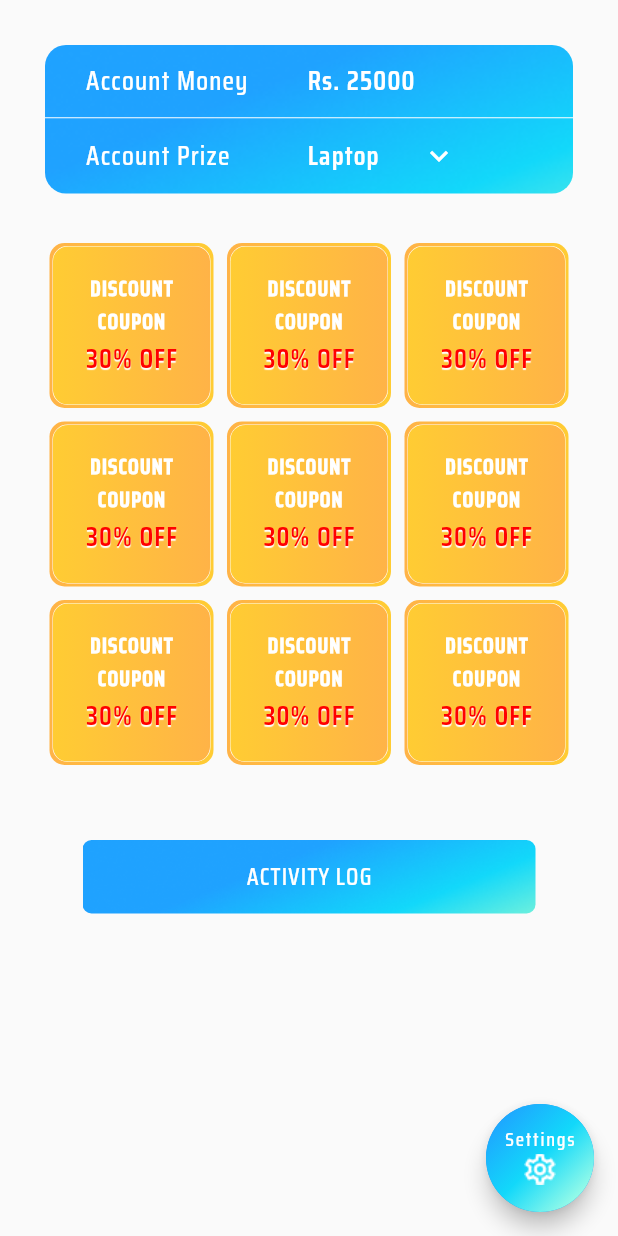
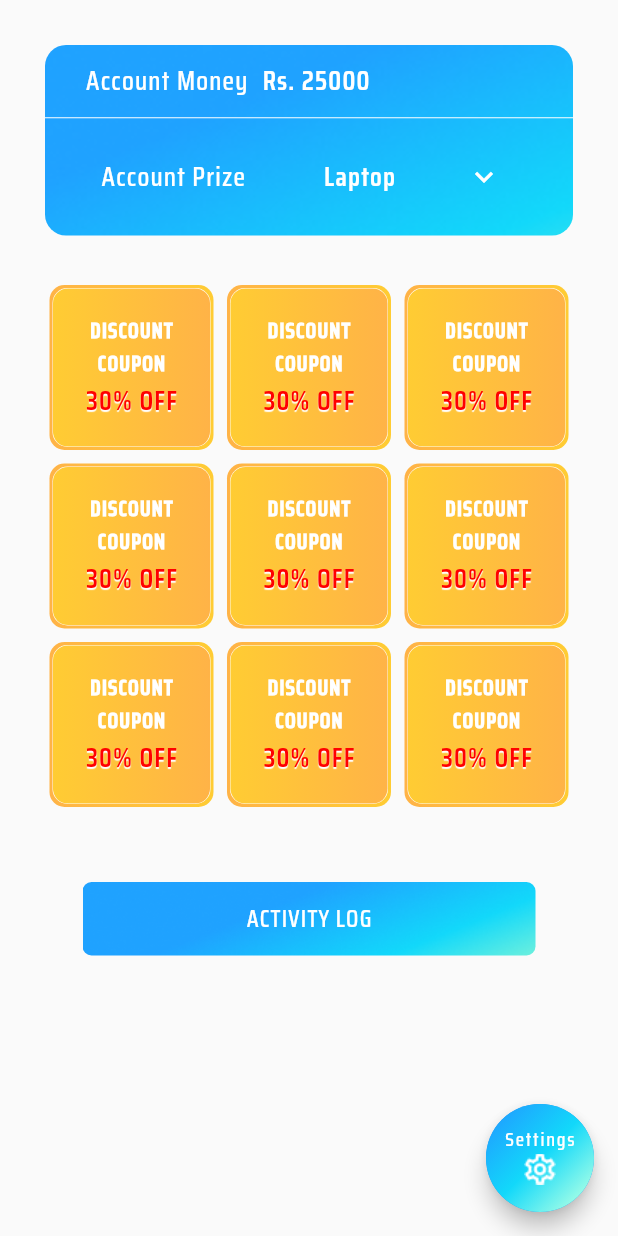
Before and after one commit to shijinkv98/freezlotto, a Flutter app: the GalleryScreen screen opened directly, on a phone screen of 412 x 824 dp. Run offline on Flutter 3.47's test engine with Material 2 defaults, Android fonts, the light colour scheme and no system bars; our stand-ins replace fluttertoast, shared_preferences; missing offline and left inert: flutter_share; accounts and stored records are empty.

Commit message:
design completed

```diff
--- a/lib/screens/gallery_screen.dart
+++ b/lib/screens/gallery_screen.dart
@@ -132,7 +132,7 @@ class _GalleryScreenState extends State<GalleryScreen> {
             ),
             child: Column(
               crossAxisAlignment: CrossAxisAlignment.center,
-              mainAxisAlignment: MainAxisAlignment.spaceEvenly,
+              mainAxisAlignment: MainAxisAlignment.spaceBetween,
               children: [
                 Padding(
                   padding: const EdgeInsets.only(
@@ -144,7 +144,7 @@ class _GalleryScreenState extends State<GalleryScreen> {
                       SizedBox(
                           width: MediaQuery.of(context).size.width / 3.5,
                           child: Text('Account Money', style: style2)),
-                      SizedBox(width: 30),
+                      // SizedBox(width: 30),
                       Text('Rs. 25000', style: style)
                     ],
                   ),
@@ -154,7 +154,7 @@ class _GalleryScreenState extends State<GalleryScreen> {
                   padding: const EdgeInsets.only(
                       left: 27, right: 27, top: 5, bottom: 5),
                   child: Row(
-                    mainAxisAlignment: MainAxisAlignment.start,
+                    mainAxisAlignment: MainAxisAlignment.spaceAround,
                     crossAxisAlignment: CrossAxisAlignment.center,
                     children: [
                       SizedBox(
@@ -162,9 +162,9 @@ class _GalleryScreenState extends State<GalleryScreen> {
                           child: Text('Account Prize', style: style2)),
                       // SizedBox(width: 45),
                       Container(
-                        margin: EdgeInsets.only(left: 30),
-                        width: 100,
-                        height: 40,
+                        // margin: EdgeInsets.only(left: 30),
+                        padding: EdgeInsets.all(10),
+                        width: MediaQuery.of(context).size.width/2-67,
                         child: Theme(
                           data: new ThemeData(
                             canvasColor: Colors.white,
```
